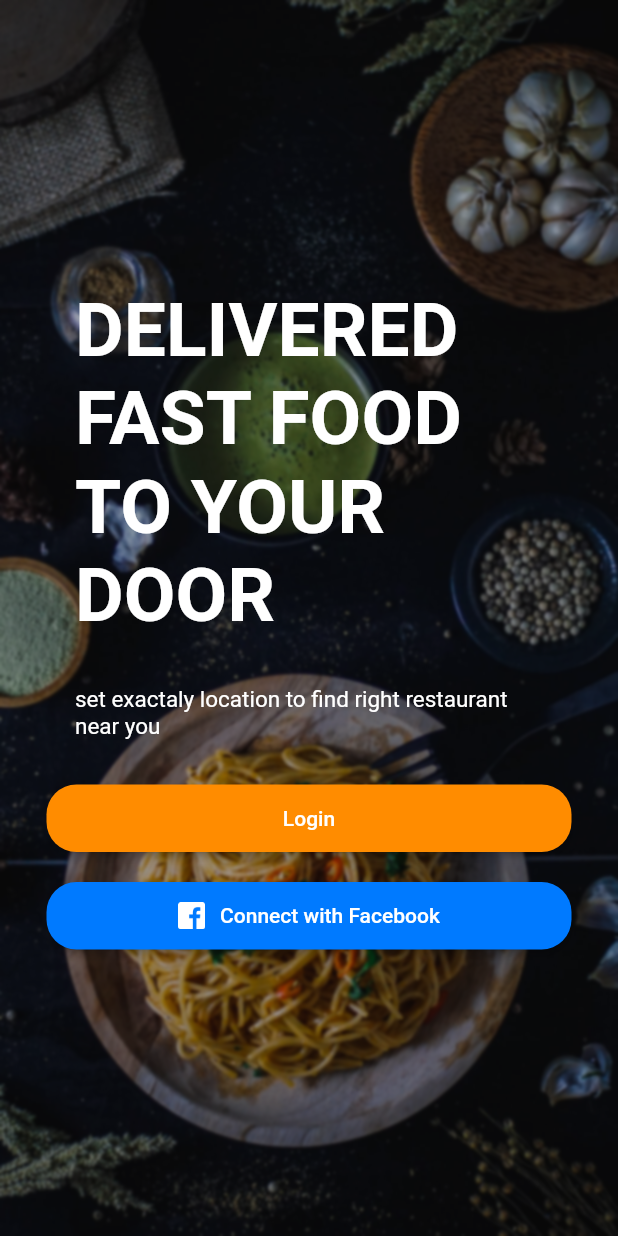
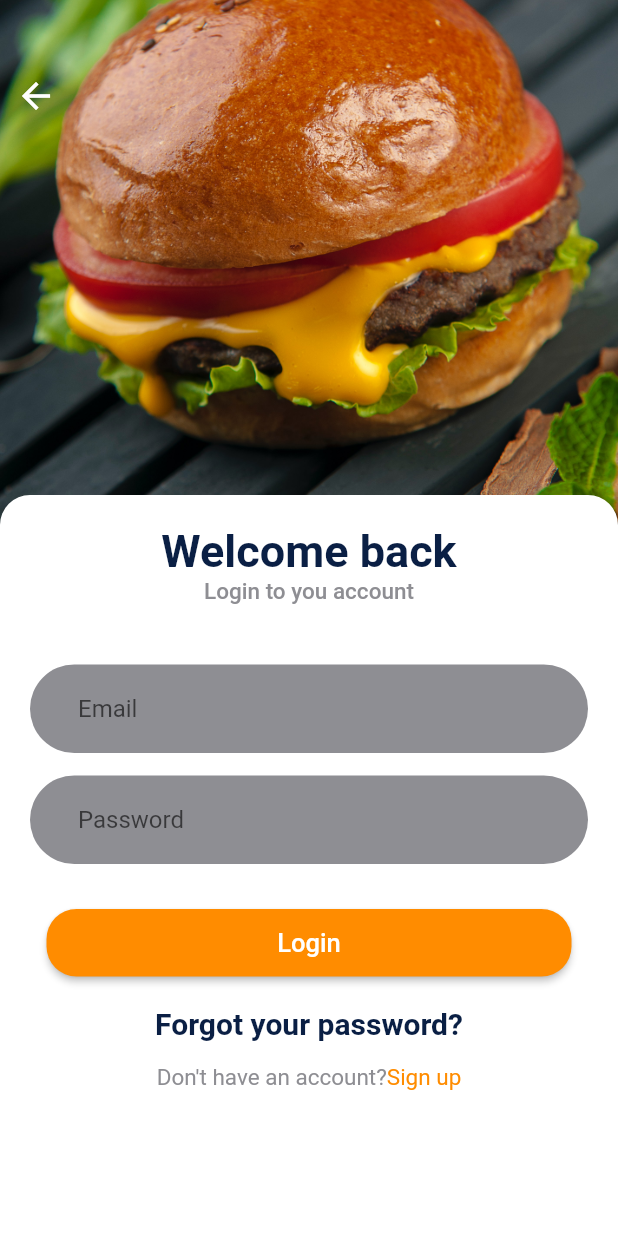
Before and after one commit to emantena/delivery_app, a Flutter app: the screen it shows after launch, after a tap on "Login", on a phone screen of 412 x 824 dp. Run offline on Flutter 3.47's test engine with Material 2 defaults, Android fonts, the phone set to English and light mode, and no system bars.

Commit message:
login page
login page creation  and restructure project folders

```diff
--- a/lib/main.dart
+++ b/lib/main.dart
@@ -1,10 +1,10 @@
 import 'package:flutter/material.dart';
 
 // Color
-import 'colors/app_color.dart';
+import 'src/colors/app_color.dart';
 
 // Routes
-import 'package:my_app/routes/app_route.dart';
+import 'package:my_app/src/routes/app_route.dart';
 
 void main() {
   runApp(const DeliveryApp());
--- /dev/null
+++ b/lib/src/pages/login_page.dart
@@ -0,0 +1,184 @@
+import 'package:flutter/material.dart';
+import 'package:flutter/services.dart';
+
+import '../colors/app_color.dart';
+import '../widgets/back_button.dart';
+
+class LoginPage extends StatelessWidget {
+  const LoginPage({super.key});
+
+  @override
+  Widget build(BuildContext context) {
+    SystemChrome.setSystemUIOverlayStyle(
+      SystemUiOverlayStyle.light.copyWith(
+        statusBarColor: Colors.black,
+      ),
+    );
+    return Scaffold(
+      body: Column(
+        children: [
+          Stack(
+            children: [
+              const Image(
+                image: AssetImage('assets/background_images/loginPage-bg.jpg'),
+                width: double.infinity,
+                height: 350,
+                fit: BoxFit.cover,
+              ),
+              Container(
+                margin: const EdgeInsets.only(top: 40),
+                child: backButton(
+                  context: context,
+                  color: Colors.white,
+                ),
+              ),
+            ],
+          ),
+          Transform.translate(
+            offset: const Offset(0, -20),
+            child: Container(
+              width: double.infinity,
+              height: 470,
+              decoration: BoxDecoration(
+                color: Colors.white,
+                borderRadius: BorderRadius.circular(20),
+              ),
+              child: Padding(
+                padding: const EdgeInsets.all(20),
+                child: Center(
+                  child: Column(
+                    children: [
+                      Text(
+                        "Welcome back",
+                        style: TextStyle(
+                          color: Theme.of(context).primaryColor,
+                          fontWeight: FontWeight.bold,
+                          fontSize: 30,
+                        ),
+                      ),
+                      Text(
+                        "Login to you account",
+                        style: TextStyle(
+                          color: Theme.of(context).disabledColor,
+                          fontWeight: FontWeight.w500,
+                          fontSize: 15,
+                        ),
+                      ),
+                      _emailInput(),
+                      _passwordInput(),
+                      _loginButton(context),
+                      Container(
+                        margin: const EdgeInsets.only(top: 20),
+                        child: GestureDetector(
+                          onTap: () {},
+                          child: Text(
+                            "Forgot your password?",
+                            style: TextStyle(
+                              color: AppColor.primary,
+                              fontWeight: FontWeight.bold,
+                              fontSize: 20,
+                            ),
+                          ),
+                        ),
+                      ),
+                      Container(
+                        margin: const EdgeInsets.only(top: 15),
+                        child: Row(
+                          mainAxisAlignment: MainAxisAlignment.center,
+                          children: [
+                            Text(
+                              "Don't have an account?",
+                              style: TextStyle(
+                                color: AppColor.disabledColor,
+                                fontSize: 15,
+                              ),
+                            ),
+                            GestureDetector(
+                              onTap: () {},
+                              child: Text(
+                                "Sign up",
+                                style: TextStyle(
+                                  color: AppColor.secondary,
+                                  fontSize: 15,
+                                ),
+                              ),
+                            ),
+                          ],
+                        ),
+                      ),
+                    ],
+                  ),
+                ),
+              ),
+            ),
+          )
+        ],
+      ),
+    );
+  }
+
+  Widget _emailInput() {
+    return Container(
+      margin: const EdgeInsets.only(top: 40),
+      padding: const EdgeInsets.only(left: 20),
+      decoration: BoxDecoration(
+        borderRadius: BorderRadius.circular(30),
+        color: const Color.fromRGBO(142, 142, 147, 1.2),
+      ),
+      child: const TextField(
+        keyboardType: TextInputType.emailAddress,
+        decoration: InputDecoration(
+          border: OutlineInputBorder(
+            borderSide: BorderSide.none,
+          ),
+          hintText: "Email",
+        ),
+      ),
+    );
+  }
+
+  Widget _passwordInput() {
+    return Container(
+      margin: const EdgeInsets.only(top: 15),
+      padding: const EdgeInsets.only(left: 20),
+      decoration: BoxDecoration(
+        borderRadius: BorderRadius.circular(30),
+        color: const Color.fromRGBO(142, 142, 147, 1.2),
+      ),
+      child: const TextField(
+        obscureText: true,
+        decoration: InputDecoration(
+          border: OutlineInputBorder(
+            borderSide: BorderSide.none,
+          ),
+          hintText: "Password",
+        ),
+      ),
+    );
+  }
+
+  Widget _loginButton(BuildContext context) {
+    return Container(
+      width: 350,
+      height: 45,
+      margin: const EdgeInsets.only(top: 30),
+      child: ElevatedButton(
+        style: ButtonStyle(
+          backgroundColor: MaterialStateProperty.all(AppColor.secondary),
+          shape: MaterialStateProperty.all(
+            RoundedRectangleBorder(
+              borderRadius: BorderRadius.circular(20),
+            ),
+          ),
+        ),
+        onPressed: () {},
+        child: const Text(
+          'Login',
+          style: TextStyle(
+            fontSize: 17,
+          ),
+        ),
+      ),
+    );
+  }
+}
--- a/lib/pages/welcome_page.dart
+++ b/lib/src/pages/welcome_page.dart
@@ -65,7 +65,9 @@ class WelcomePage extends StatelessWidget {
                       ),
                     ),
                   ),
-                  onPressed: () {},
+                  onPressed: () {
+                    Navigator.pushNamed(context, 'login');
+                  },
                   child: const Text('Login'),
                 ),
               ),
--- a/lib/routes/app_route.dart
+++ b/lib/src/routes/app_route.dart
@@ -1,8 +1,9 @@
 import 'package:flutter/material.dart';
-
 // Pages
+import '../pages/login_page.dart';
 import '../pages/welcome_page.dart';
 
 final appRoute = <String, WidgetBuilder>{
   "welcome": (BuildContext context) => const WelcomePage(),
+  "login": (BuildContext context) => const LoginPage(),
 };
--- /dev/null
+++ b/lib/src/widgets/back_button.dart
@@ -0,0 +1,12 @@
+import 'package:flutter/material.dart';
+
+Widget backButton({required BuildContext context, required Color color}) {
+  return IconButton(
+    onPressed: () {
+      Navigator.pop(context);
+    },
+    icon: const Icon(Icons.arrow_back),
+    color: color,
+    iconSize: 28,
+  );
+}
```
Also changed, not shown: lib/src/colors/app_color.dart (renamed from lib/colors/app_color.dart).
